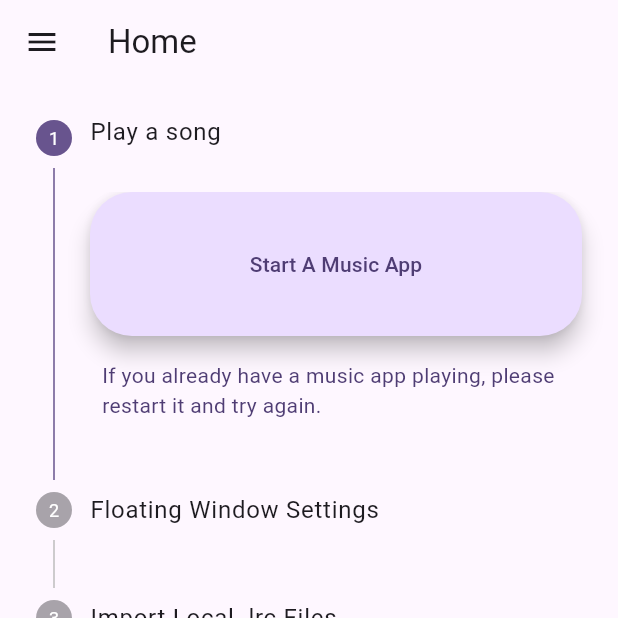
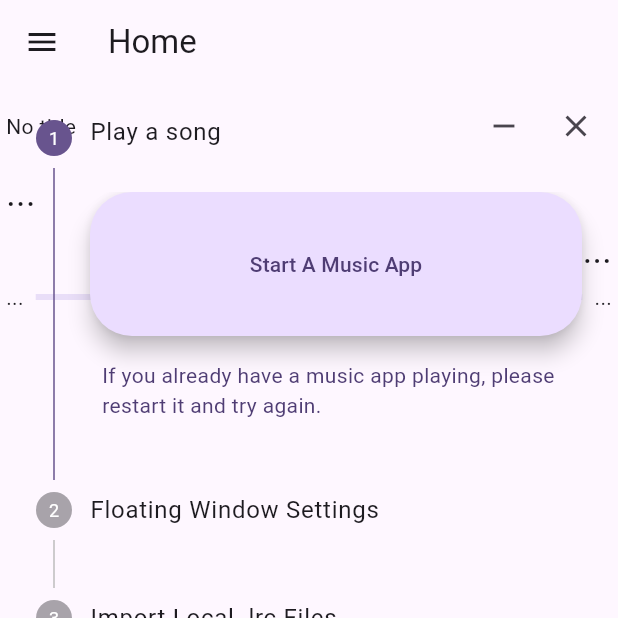
Before and after one commit to fewling/flutter-floating-lyric, a Flutter app: the HomeScreen screen opened by its route, on a phone screen of 412 x 824 dp, the top half of it. Run offline on Flutter 3.47's test engine with Material 3 defaults, Android fonts, the phone set to English and light mode, and no system bars; our stand-ins replace file_picker, flutter_bloc, flutter_colorpicker, flutter_riverpod, freezed_annotation, go_router and 7 more; missing offline and left inert: flutter_overlay_window; accounts and stored records are empty; generated files the repository leaves out were written again.

Commit message:
feat: :construction: resize the window by font size

```diff
--- /dev/null
+++ b/devtools_options.yaml
@@ -0,0 +1,3 @@
+description: This file stores settings for Dart & Flutter DevTools.
+documentation: https://docs.flutter.dev/tools/devtools/extensions#configure-extension-enablement-states
+extensions:
--- a/lib/screens/home/presentation/home_screen.dart
+++ b/lib/screens/home/presentation/home_screen.dart
@@ -38,7 +38,7 @@
       body: Stack(
         children: [
           const Opacity(
-            opacity: 0,
+            opacity: 1,
             child: OverlayWindowListener(
               child: OverlayWindowMeasurer(),
             ),
--- a/lib/v4/features/overlay_window/bloc/overlay_window_event.dart
+++ b/lib/v4/features/overlay_window/bloc/overlay_window_event.dart
@@ -22,10 +22,6 @@
 
 final class OverlayWindowToggled extends OverlayWindowEvent {
   const OverlayWindowToggled();
-}
-
-final class OverlayWindowSizeChanged extends OverlayWindowEvent {
-  const OverlayWindowSizeChanged();
 }
 
 final class LyricStateUpdated extends OverlayWindowEvent {
--- a/lib/v4/features/overlay_window/overlay_window_measurer.dart
+++ b/lib/v4/features/overlay_window/overlay_window_measurer.dart
@@ -2,7 +2,6 @@
 import 'package:flutter_bloc/flutter_bloc.dart';
 
 import '../../../utils/extensions/custom_extensions.dart';
-import '../../../utils/logger.dart';
 import 'bloc/overlay_window_bloc.dart';
 
 final overlayWindowMeasureKey = GlobalKey();
@@ -15,13 +14,7 @@
   Widget build(BuildContext context) {
     final state = context.watch<OverlayWindowBloc>().state;
 
-    return NotificationListener<SizeChangedLayoutNotification>(
-      onNotification: (notification) {
-        logger.f('OverlayWindowMeasurer.notification: $notification');
-        context.read<OverlayWindowBloc>().add(const OverlayWindowSizeChanged());
-        return true;
-      },
-      child: Padding(
+    return Padding(
       key: overlayWindowMeasureKey,
       padding: const EdgeInsets.all(4.0),
       child: Column(
@@ -44,11 +37,21 @@
           ),
           Align(
             alignment: Alignment.centerLeft,
-              child: Text(state.line1 ?? '...'),
+            child: Text(
+              state.line1 ?? '...',
+              style: TextStyle(
+                fontSize: state.fontSize,
+              ),
+            ),
           ),
           Align(
             alignment: Alignment.centerRight,
-              child: Text(state.line2 ?? '...'),
+            child: Text(
+              state.line2 ?? '...',
+              style: TextStyle(
+                fontSize: state.fontSize,
+              ),
+            ),
           ),
           Row(
             children: [
@@ -67,7 +70,6 @@
           )
         ].separatedBy(const SizedBox(height: 4)).toList(),
       ),
-      ),
     );
   }
 }
```
Also changed, not shown: lib/v4/features/overlay_window/bloc/overlay_window_bloc.dart (+3 -7 lines), lib/v4/features/overlay_window/overlay_window.dart (+8 -2 lines), lib/v4/service/overlay_window/overlay_window_service.dart (+8 -0 lines). Lines whose indentation alone changed are shown as unchanged.
